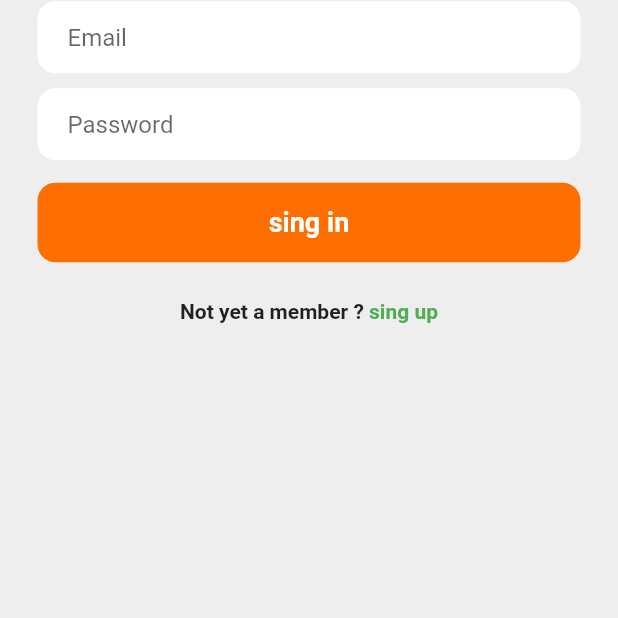
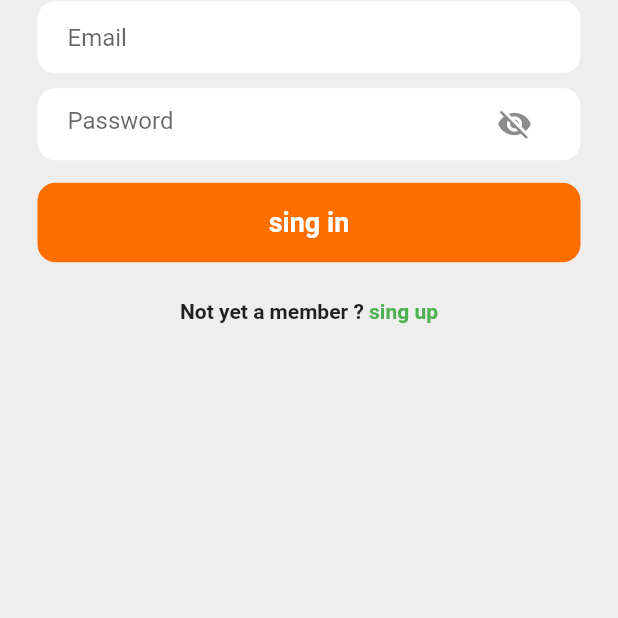
Before and after one commit to medait-3/Auth_firebase_flutter-demo, a Flutter app: the screen it shows after launch, on a phone screen of 412 x 824 dp, the part 559-1177 px from its top. Run offline on Flutter 3.47's test engine with Material 2 defaults, Android fonts, the light colour scheme and no system bars; our stand-ins replace firebase_auth, firebase_core; accounts and stored records are empty.

Commit message:
suffixbuton

```diff
--- a/lib/main.dart
+++ b/lib/main.dart
@@ -18,9 +18,7 @@ class MyApp extends StatelessWidget {
     return MaterialApp(
       debugShowCheckedModeBanner: false,
       title: 'Flutter Demo',
-      theme: ThemeData(
-        primarySwatch: Colors.blue,
-      ),
+      theme: ThemeData(),
       home: const Auth(),
     );
   }
--- a/lib/secreens/login.dart
+++ b/lib/secreens/login.dart
@@ -17,7 +17,7 @@ class Login extends StatefulWidget {
 class _LoginState extends State<Login> {
   final _emailController = TextEditingController();
   final _passwordController = TextEditingController();
-
+  late bool _passwordVisible;
   Future singIn() async {
     await FirebaseAuth.instance.signInWithEmailAndPassword(
       email: _emailController.text.trim(),
@@ -26,7 +26,13 @@ class _LoginState extends State<Login> {
   }
 
   @override
+  void initState() {
+    _passwordVisible = false;
+  }
+
+  @override
   void dispose() {
+    super.dispose();
     _emailController.dispose();
     _passwordController.dispose();
   }
@@ -100,10 +106,24 @@ class _LoginState extends State<Login> {
                     padding: EdgeInsets.symmetric(horizontal: 20),
                     child: TextField(
                       controller: _passwordController,
-                      obscureText: true,
+                      obscureText: !_passwordVisible,
                       decoration: InputDecoration(
                         border: InputBorder.none,
                         hintText: 'Password',
+                        suffixIcon: IconButton(
+                            icon: Icon(
+                              // Based on passwordVisible state choose the icon
+                              _passwordVisible
+                                  ? Icons.visibility
+                                  : Icons.visibility_off,
+                              color: Colors.grey[20],
+                            ),
+                            onPressed: () {
+                              // Update the state i.e. toogle the state of passwordVisible variable
+                              setState(() {
+                                _passwordVisible = !_passwordVisible;
+                              });
+                            }),
                       ),
                     ),
                   ),
```
